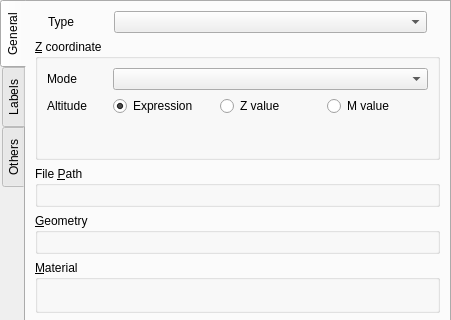
Old version of the form ui/vectorproperties.ui in the repository minorua/Qgis2threejs; both pictures show x 0 to 451 and y 0 to 320 of the 451 by 581 pixel window.
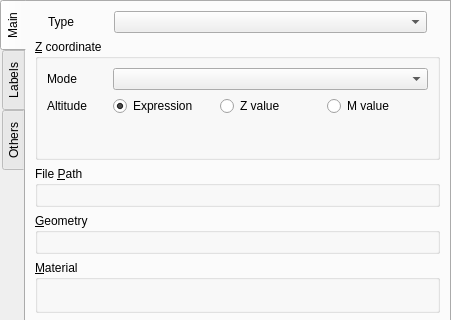
New version of the form. Custom widgets are drawn as their Qt base class.

Commit message: DEM/Vector: rename general tab to main

Patch:
```diff
--- a/ui/vectorproperties.ui
+++ b/ui/vectorproperties.ui
@@ -36,7 +36,7 @@
      </property>
      <widget class="QWidget" name="tab">
       <attribute name="title">
-       <string>General</string>
+       <string>Main</string>
       </attribute>
       <layout class="QVBoxLayout" name="verticalLayout">
        <item>
```
The commit also changes 3 other files.
